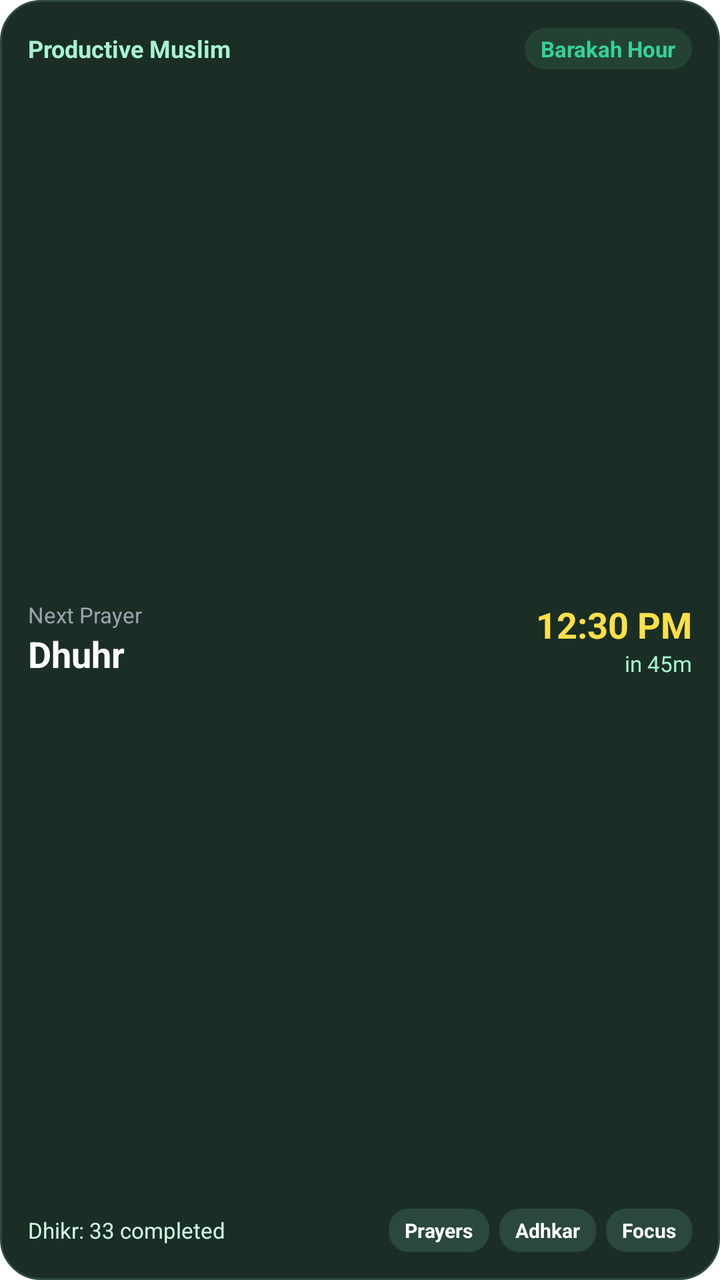
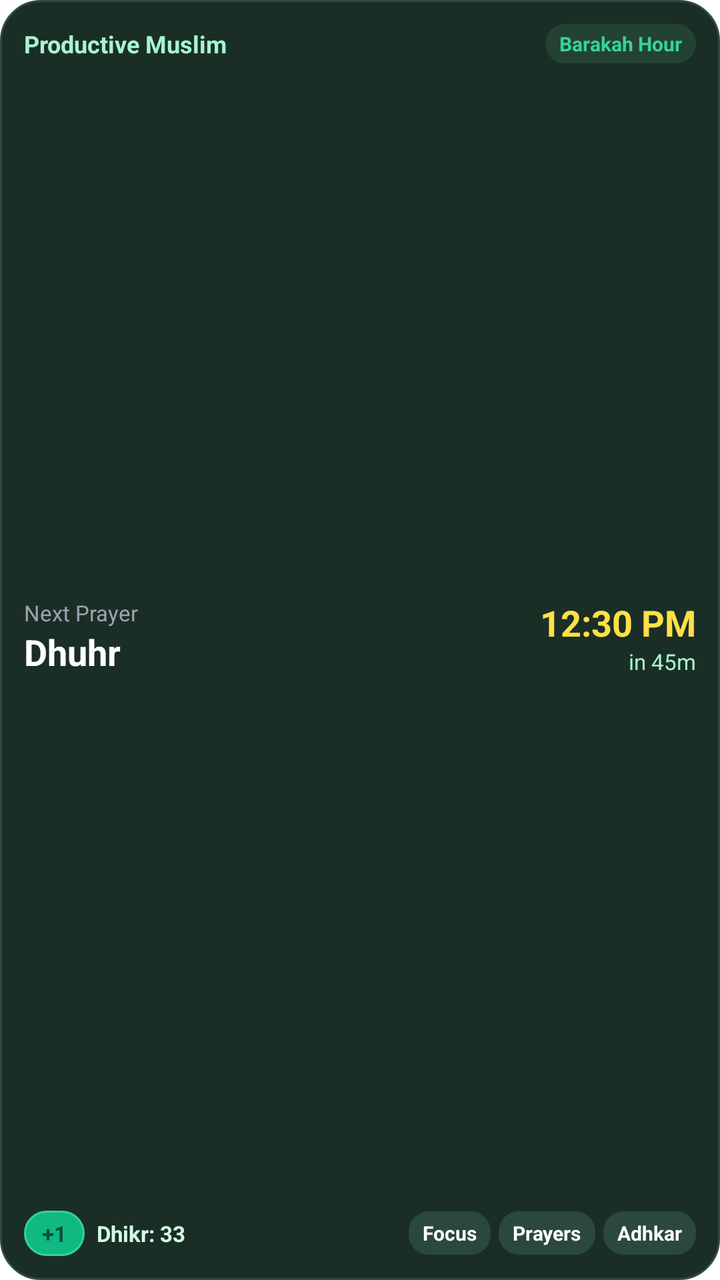

An Android layout rendered at two revisions. The XML below is the earlier revision; the diff shows what the commit changed to produce the second picture.
<!-- AndroidManifest.xml: fallback theme Theme.MaterialComponents.DayNight.NoActionBar -->
<!-- res/layout/prayer_barakah_widget.xml -->
<?xml version="1.0" encoding="utf-8"?>
<LinearLayout xmlns:android="http://schemas.android.com/apk/res/android"
    android:id="@+id/widget_container"
    android:layout_width="match_parent"
    android:layout_height="match_parent"
    android:background="@drawable/widget_background"
    android:orientation="vertical"
    android:padding="14dp">

    
    <LinearLayout
        android:layout_width="match_parent"
        android:layout_height="wrap_content"
        android:gravity="center_vertical"
        android:orientation="horizontal">

        <TextView
            android:id="@+id/widget_app_title"
            android:layout_width="0dp"
            android:layout_height="wrap_content"
            android:layout_weight="1"
            android:text="Productive Muslim"
            android:textColor="#A7F3D0"
            android:textSize="12sp"
            android:textStyle="bold" />

        <TextView
            android:id="@+id/widget_active_slot"
            android:layout_width="wrap_content"
            android:layout_height="wrap_content"
            android:background="@drawable/widget_badge_background"
            android:paddingHorizontal="8dp"
            android:paddingVertical="3dp"
            android:text="Barakah Hour"
            android:textColor="#34D399"
            android:textSize="11sp"
            android:textStyle="bold" />
    </LinearLayout>

    
    <LinearLayout
        android:layout_width="match_parent"
        android:layout_height="0dp"
        android:layout_weight="1"
        android:gravity="center_vertical"
        android:orientation="horizontal"
        android:paddingTop="6dp"
        android:paddingBottom="6dp">

        <LinearLayout
            android:layout_width="0dp"
            android:layout_height="wrap_content"
            android:layout_weight="1"
            android:orientation="vertical">

            <TextView
                android:id="@+id/widget_next_prayer_label"
                android:layout_width="wrap_content"
                android:layout_height="wrap_content"
                android:text="Next Prayer"
                android:textColor="#9CA3AF"
                android:textSize="11sp" />

            <TextView
                android:id="@+id/widget_next_prayer_name"
                android:layout_width="wrap_content"
                android:layout_height="wrap_content"
                android:text="Dhuhr"
                android:textColor="#FFFFFF"
                android:textSize="18sp"
                android:textStyle="bold" />
        </LinearLayout>

        <LinearLayout
            android:layout_width="wrap_content"
            android:layout_height="wrap_content"
            android:gravity="end"
            android:orientation="vertical">

            <TextView
                android:id="@+id/widget_next_prayer_time"
                android:layout_width="wrap_content"
                android:layout_height="wrap_content"
                android:text="12:30 PM"
                android:textColor="#FDE047"
                android:textSize="18sp"
                android:textStyle="bold" />

            <TextView
                android:id="@+id/widget_next_prayer_countdown"
                android:layout_width="wrap_content"
                android:layout_height="wrap_content"
                android:text="in 45m"
                android:textColor="#A7F3D0"
                android:textSize="11sp" />
        </LinearLayout>
    </LinearLayout>

    
    <LinearLayout
        android:layout_width="match_parent"
        android:layout_height="wrap_content"
        android:gravity="center_vertical"
        android:orientation="horizontal">

        <TextView
            android:id="@+id/widget_dhikr_count"
            android:layout_width="0dp"
            android:layout_height="wrap_content"
            android:layout_weight="1"
            android:text="Dhikr: 33 completed"
            android:textColor="#D1FAE5"
            android:textSize="11sp" />

        <TextView
            android:id="@+id/widget_action_prayer"
            android:layout_width="wrap_content"
            android:layout_height="wrap_content"
            android:background="@drawable/widget_button_background"
            android:paddingHorizontal="8dp"
            android:paddingVertical="4dp"
            android:text="Prayers"
            android:textColor="#FFFFFF"
            android:textSize="10sp"
            android:textStyle="bold" />

        <TextView
            android:id="@+id/widget_action_adhkar"
            android:layout_width="wrap_content"
            android:layout_height="wrap_content"
            android:layout_marginStart="5dp"
            android:background="@drawable/widget_button_background"
            android:paddingHorizontal="8dp"
            android:paddingVertical="4dp"
            android:text="Adhkar"
            android:textColor="#FFFFFF"
            android:textSize="10sp"
            android:textStyle="bold" />

        <TextView
            android:id="@+id/widget_action_focus"
            android:layout_width="wrap_content"
            android:layout_height="wrap_content"
            android:layout_marginStart="5dp"
            android:background="@drawable/widget_button_background"
            android:paddingHorizontal="8dp"
            android:paddingVertical="4dp"
            android:text="Focus"
            android:textColor="#FFFFFF"
            android:textSize="10sp"
            android:textStyle="bold" />
    </LinearLayout>
</LinearLayout>
<!-- resources referenced by this layout -->
<resources>
  <!-- drawable widget_background (drawable) -->
  <?xml version="1.0" encoding="utf-8"?>
  <shape xmlns:android="http://schemas.android.com/apk/res/android"
      android:shape="rectangle">
      <solid android:color="#1A2E26" />
      <corners android:radius="20dp" />
      <stroke
          android:width="1dp"
          android:color="#2D4A3E" />
  </shape>
  <!-- drawable widget_badge_background (drawable) -->
  <?xml version="1.0" encoding="utf-8"?>
  <shape xmlns:android="http://schemas.android.com/apk/res/android"
      android:shape="rectangle">
      <solid android:color="#234234" />
      <corners android:radius="12dp" />
  </shape>
  <!-- drawable widget_button_background (drawable) -->
  <?xml version="1.0" encoding="utf-8"?>
  <shape xmlns:android="http://schemas.android.com/apk/res/android"
      android:shape="rectangle">
      <solid android:color="#2A483B" />
      <corners android:radius="10dp" />
  </shape>
</resources>

<!-- the commit's change to res/layout/prayer_barakah_widget.xml (unified diff, before → after) -->
@@ -5,7 +5,7 @@
     android:layout_height="match_parent"
     android:background="@drawable/widget_background"
     android:orientation="vertical"
-    android:padding="14dp">
+    android:padding="12dp">
 
     
     <LinearLayout
@@ -25,15 +25,29 @@
             android:textStyle="bold" />
 
         <TextView
+            android:id="@+id/widget_hijri_badge"
+            android:layout_width="wrap_content"
+            android:layout_height="wrap_content"
+            android:layout_marginEnd="6dp"
+            android:background="@drawable/widget_badge_background"
+            android:paddingHorizontal="7dp"
+            android:paddingVertical="3dp"
+            android:text="14 Sha'ban"
+            android:textColor="#FDE047"
+            android:textSize="10sp"
+            android:textStyle="bold"
+            android:visibility="gone" />
+
+        <TextView
             android:id="@+id/widget_active_slot"
             android:layout_width="wrap_content"
             android:layout_height="wrap_content"
             android:background="@drawable/widget_badge_background"
-            android:paddingHorizontal="8dp"
+            android:paddingHorizontal="7dp"
             android:paddingVertical="3dp"
             android:text="Barakah Hour"
             android:textColor="#34D399"
-            android:textSize="11sp"
+            android:textSize="10sp"
             android:textStyle="bold" />
     </LinearLayout>
 
@@ -44,8 +58,8 @@
         android:layout_weight="1"
         android:gravity="center_vertical"
         android:orientation="horizontal"
-        android:paddingTop="6dp"
-        android:paddingBottom="6dp">
+        android:paddingTop="4dp"
+        android:paddingBottom="4dp">
 
         <LinearLayout
             android:layout_width="0dp"
@@ -103,21 +117,57 @@
         android:gravity="center_vertical"
         android:orientation="horizontal">
 
-        <TextView
-            android:id="@+id/widget_dhikr_count"
+        
+        <LinearLayout
             android:layout_width="0dp"
             android:layout_height="wrap_content"
             android:layout_weight="1"
-            android:text="Dhikr: 33 completed"
-            android:textColor="#D1FAE5"
-            android:textSize="11sp" />
+            android:gravity="center_vertical"
+            android:orientation="horizontal">
+
+            <TextView
+                android:id="@+id/widget_btn_plus_one"
+                android:layout_width="wrap_content"
+                android:layout_height="wrap_content"
+                android:background="@drawable/widget_plus_one_background"
+                android:paddingHorizontal="9dp"
+                android:paddingVertical="4dp"
+                android:text="+1"
+                android:textColor="#064E3B"
+                android:textSize="11sp"
+                android:textStyle="bold" />
+
+            <TextView
+                android:id="@+id/widget_dhikr_count"
+                android:layout_width="wrap_content"
+                android:layout_height="wrap_content"
+                android:layout_marginStart="6dp"
+                android:text="Dhikr: 33"
+                android:textColor="#D1FAE5"
+                android:textSize="11sp"
+                android:textStyle="bold" />
+        </LinearLayout>
+
+        
+        <TextView
+            android:id="@+id/widget_action_focus"
+            android:layout_width="wrap_content"
+            android:layout_height="wrap_content"
+            android:background="@drawable/widget_button_background"
+            android:paddingHorizontal="7dp"
+            android:paddingVertical="4dp"
+            android:text="Focus"
+            android:textColor="#FFFFFF"
+            android:textSize="10sp"
+            android:textStyle="bold" />
 
         <TextView
             android:id="@+id/widget_action_prayer"
             android:layout_width="wrap_content"
             android:layout_height="wrap_content"
+            android:layout_marginStart="4dp"
             android:background="@drawable/widget_button_background"
-            android:paddingHorizontal="8dp"
+            android:paddingHorizontal="7dp"
             android:paddingVertical="4dp"
             android:text="Prayers"
             android:textColor="#FFFFFF"
@@ -128,26 +178,13 @@
             android:id="@+id/widget_action_adhkar"
             android:layout_width="wrap_content"
             android:layout_height="wrap_content"
-            android:layout_marginStart="5dp"
+            android:layout_marginStart="4dp"
             android:background="@drawable/widget_button_background"
-            android:paddingHorizontal="8dp"
+            android:paddingHorizontal="7dp"
             android:paddingVertical="4dp"
             android:text="Adhkar"
             android:textColor="#FFFFFF"
             android:textSize="10sp"
             android:textStyle="bold" />
-
-        <TextView
-            android:id="@+id/widget_action_focus"
-            android:layout_width="wrap_content"
-            android:layout_height="wrap_content"
-            android:layout_marginStart="5dp"
-            android:background="@drawable/widget_button_background"
-            android:paddingHorizontal="8dp"
-            android:paddingVertical="4dp"
-            android:text="Focus"
-            android:textColor="#FFFFFF"
-            android:textSize="10sp"
-            android:textStyle="bold" />
     </LinearLayout>
 </LinearLayout>
<!-- resource entries referenced after the edit -->
@@ -24,5 +24,15 @@
       <solid android:color="#2A483B" />
       <corners android:radius="10dp" />
   </shape>
+  <!-- drawable widget_plus_one_background (drawable) -->
+  <?xml version="1.0" encoding="utf-8"?>
+  <shape xmlns:android="http://schemas.android.com/apk/res/android"
+      android:shape="rectangle">
+      <solid android:color="#10B981" />
+      <corners android:radius="12dp" />
+      <stroke
+          android:width="1dp"
+          android:color="#34D399" />
+  </shape>
 </resources>
 
